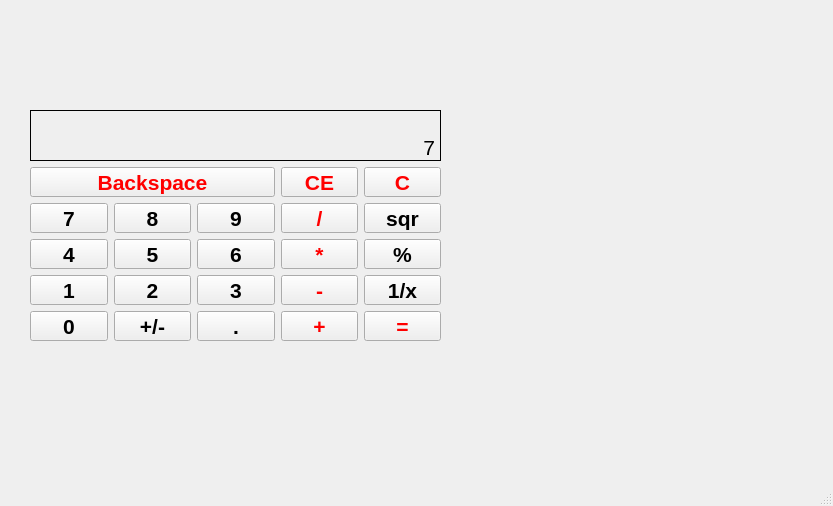
Above: calculator_number/calculator.ui from fairyland-cat/pyqt_study before the change. Below: the same form after it.
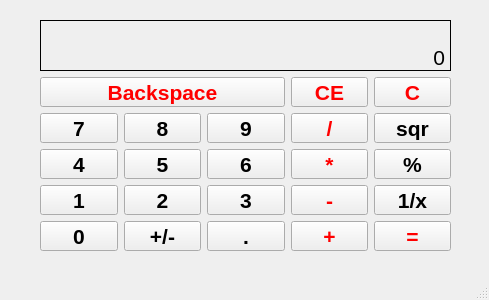
That is the form after the change.

Commit message: 计算器完成

The edit to the form file:
```diff
--- a/calculator_number/calculator.ui
+++ b/calculator_number/calculator.ui
@@ -9,19 +9,19 @@
    <rect>
     <x>0</x>
     <y>0</y>
-    <width>833</width>
-    <height>506</height>
+    <width>489</width>
+    <height>300</height>
    </rect>
   </property>
   <property name="windowTitle">
    <string>计算器</string>
   </property>
   <widget class="QWidget" name="centralwidget">
-   <widget class="QWidget" name="">
+   <widget class="QWidget" name="layoutWidget">
     <property name="geometry">
      <rect>
-      <x>30</x>
-      <y>110</y>
+      <x>40</x>
+      <y>20</y>
       <width>411</width>
       <height>231</height>
      </rect>
@@ -70,7 +70,7 @@
 border-style: solid;</string>
          </property>
          <property name="text">
-          <string>7</string>
+          <string>0</string>
          </property>
          <property name="alignment">
           <set>Qt::AlignRight|Qt::AlignTrailing|Qt::AlignVCenter</set>
```
Left out of the diff: 2 changed lines with no effect on the pictures. The commit also changes 2 other files.
